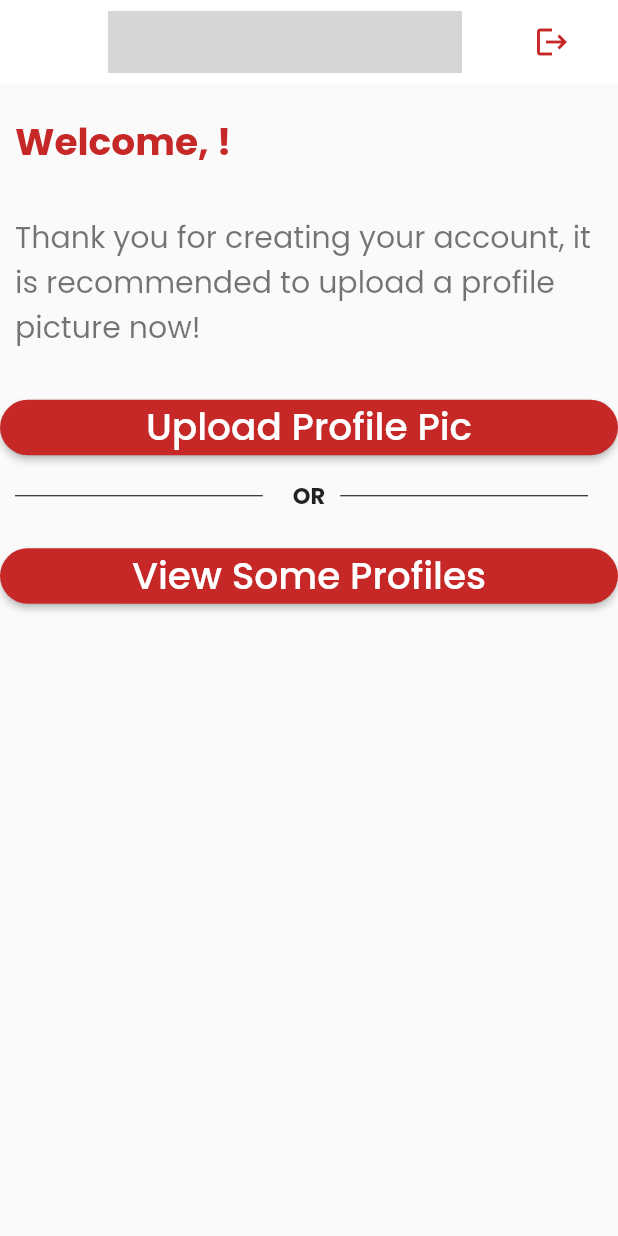
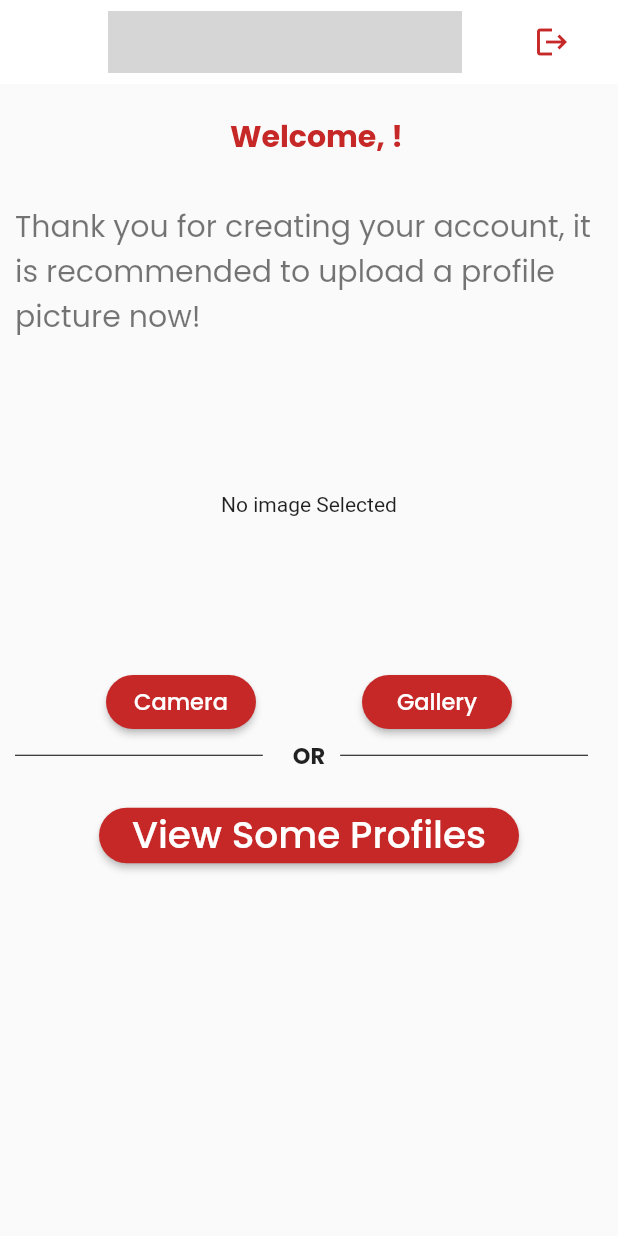
Before and after one commit to asifimtiazahmed/saloneverywhere_techtest, a Flutter app: the WelcomeNewUser screen opened directly, on a phone screen of 412 x 824 dp. Run offline on Flutter 3.47's test engine with Material 2 defaults, Android fonts, the phone set to English and light mode, and no system bars; our stand-ins replace google_fonts, image_picker, webview_flutter; missing offline and left inert: amplify_analytics_pinpoint, amplify_auth_cognito, amplify_flutter; grey boxes are pictures that could not be loaded.

Commit message:
submission upload, moderately tested.

```diff
--- a/lib/Screens/seSignIn.dart
+++ b/lib/Screens/seSignIn.dart
@@ -1,8 +1,7 @@
-import 'package:flutter/gestures.dart';
 import 'package:flutter/material.dart';
 import 'package:google_fonts/google_fonts.dart';
-import 'package:salon_everywhere_project/Widgets/cardInput.dart';
-import 'package:salon_everywhere_project/Widgets/seRoundButton.dart';
+import '../Widgets/cardInput.dart';
+import '../Widgets/seRoundButton.dart';
 import 'package:amplify_flutter/amplify.dart';
 import 'package:amplify_auth_cognito/amplify_auth_cognito.dart';
 
--- a/lib/Screens/welcomeNewUser.dart
+++ b/lib/Screens/welcomeNewUser.dart
@@ -1,10 +1,12 @@
 import 'package:amplify_auth_cognito/amplify_auth_cognito.dart';
 import 'package:amplify_flutter/amplify.dart';
 import 'package:flutter/material.dart';
+import 'dart:io';
 
 import 'package:google_fonts/google_fonts.dart';
-import 'package:salon_everywhere_project/Screens/webView.dart';
-import 'package:salon_everywhere_project/Widgets/seRoundButton.dart';
+import 'package:image_picker/image_picker.dart';
+import '../Screens/webView.dart';
+import '../Widgets/seRoundButton.dart';
 import '../Widgets/orSeperator.dart';
 
 class WelcomeNewUser extends StatefulWidget {
@@ -15,6 +17,19 @@ class WelcomeNewUser extends StatefulWidget {
 class _WelcomeNewUserState extends State<WelcomeNewUser> {
   AuthUser _user;
   var _userAttributes;
+  File _image;
+  final picker = ImagePicker();
+
+  Future getImage(ImageSource srcSelect) async {
+    final pickedImage = await picker.getImage(source: srcSelect);
+    setState(() {
+      if (pickedImage != null) {
+        _image = File(pickedImage.path);
+      } else {
+        print('No image Selected');
+      }
+    });
+  }
 
   //String userName = 'Jason Goncalves';
   @override
@@ -56,7 +71,9 @@ class _WelcomeNewUserState extends State<WelcomeNewUser> {
       ),
       body: ListView(
         children: [
-          Padding(
+          Align(
+            alignment: Alignment.center,
+            child: Padding(
               padding: EdgeInsets.only(top: 20.0, bottom: 20.0, left: 10),
               child: (_user == null)
                   ? Text('Loading...')
@@ -64,8 +81,9 @@ class _WelcomeNewUserState extends State<WelcomeNewUser> {
                       'Welcome, ${_user.username}!',
                       style: GoogleFonts.poppins(
                           fontWeight: FontWeight.bold,
-                        fontSize: 25.0,
+                          fontSize: 20.0,
                           color: Colors.red[800]),
+                    ),
             ),
           ),
           Padding(
@@ -79,18 +97,52 @@ class _WelcomeNewUserState extends State<WelcomeNewUser> {
               ),
             ),
           ),
-          Padding(
-            padding: const EdgeInsets.only(top: 10.0, bottom: 10.0),
-            child: SERoundButton(
-              labelText: 'Upload Profile Pic',
-              toPress: () {},
-              width: 300,
+          Container(
+            width: MediaQuery.of(context).size.width,
+            height: 200.0,
+            child: Center(
+              child: _image == null
+                  ? Text('No image Selected')
+                  : Image.file(_image),
             ),
           ),
+          Row(
+            mainAxisAlignment: MainAxisAlignment.spaceEvenly,
+            children: [
+              SERoundButton(
+                labelText: 'Camera',
+                toPress: () {
+                  getImage(ImageSource.camera);
+                },
+                textSize: 15.0,
+                width: 100,
+              ),
+              SERoundButton(
+                labelText: 'Gallery',
+                toPress: () {
+                  getImage(ImageSource.gallery);
+                },
+                textSize: 15.0,
+                width: 100,
+              ),
+            ],
+          ),
+
+          // Padding(
+          //   padding: const EdgeInsets.only(top: 10.0, bottom: 10.0),
+          //   child: SERoundButton(
+          //     labelText: 'Upload Profile Pic',
+          //     toPress: () {},
+          //     width: 300,
+          //   ),
+          // ),
           OrSeparator(),
-          Padding(
+          Align(
+            alignment: Alignment.center,
+            child: Padding(
               padding: const EdgeInsets.only(top: 10.0),
               child: SERoundButton(
+                  width: 280,
                   labelText: 'View Some Profiles',
                   toPress: () {
                     Navigator.push(
@@ -98,6 +150,7 @@ class _WelcomeNewUserState extends State<WelcomeNewUser> {
                         MaterialPageRoute(
                             builder: (context) => WebViewExplorer()));
                   }),
+            ),
           )
         ],
       ),
--- a/lib/Widgets/seRoundButton.dart
+++ b/lib/Widgets/seRoundButton.dart
@@ -5,8 +5,13 @@ class SERoundButton extends StatelessWidget {
   final double width;
   final String labelText;
   final Function toPress;
+  final double textSize;
 
-  SERoundButton({this.width, @required this.labelText, @required this.toPress});
+  SERoundButton(
+      {this.width,
+      @required this.labelText,
+      @required this.toPress,
+      this.textSize});
 
   @override
   Widget build(BuildContext context) {
@@ -25,7 +30,7 @@ class SERoundButton extends StatelessWidget {
           '$labelText',
           style: GoogleFonts.poppins(
               //fontWeight: FontWeight.bold,
-              fontSize: 25.0,
+              fontSize: textSize ?? 25.0,
               color: Colors.white),
         ),
       ),
--- a/lib/main.dart
+++ b/lib/main.dart
@@ -1,6 +1,5 @@
-import 'package:amplify_analytics_pinpoint/amplify_analytics_pinpoint.dart';
 import 'package:flutter/material.dart';
-import 'package:salon_everywhere_project/Screens/welcomeNewUser.dart';
+import './Screens/welcomeNewUser.dart';
 
 import './Screens/seHomePage.dart';
 import './Screens/signUpVerification.dart';
--- a/pubspec.yaml
+++ b/pubspec.yaml
@@ -1,4 +1,4 @@
-name: salon_everywhere_project
+name: SalonEverywhere
 description: A new Flutter application.
 
 # The following line prevents the package from being accidentally published to
@@ -33,6 +33,7 @@ dependencies:
   amplify_auth_cognito: '<1.0.0'
   amplify_analytics_pinpoint: '<1.0.0'
   webview_flutter: ^2.0.4
+  image_picker: ^0.7.4
 
 dev_dependencies:
   flutter_test:
```
Also changed, not shown: lib/Screens/seHomePage.dart (+59 -2 lines), lib/Screens/signUpVerification.dart (+9 -2 lines), Assets/saloneverywhereLogo.jpg (deleted), pubspec.lock, 22 other files. Lines whose indentation alone changed are shown as unchanged.
